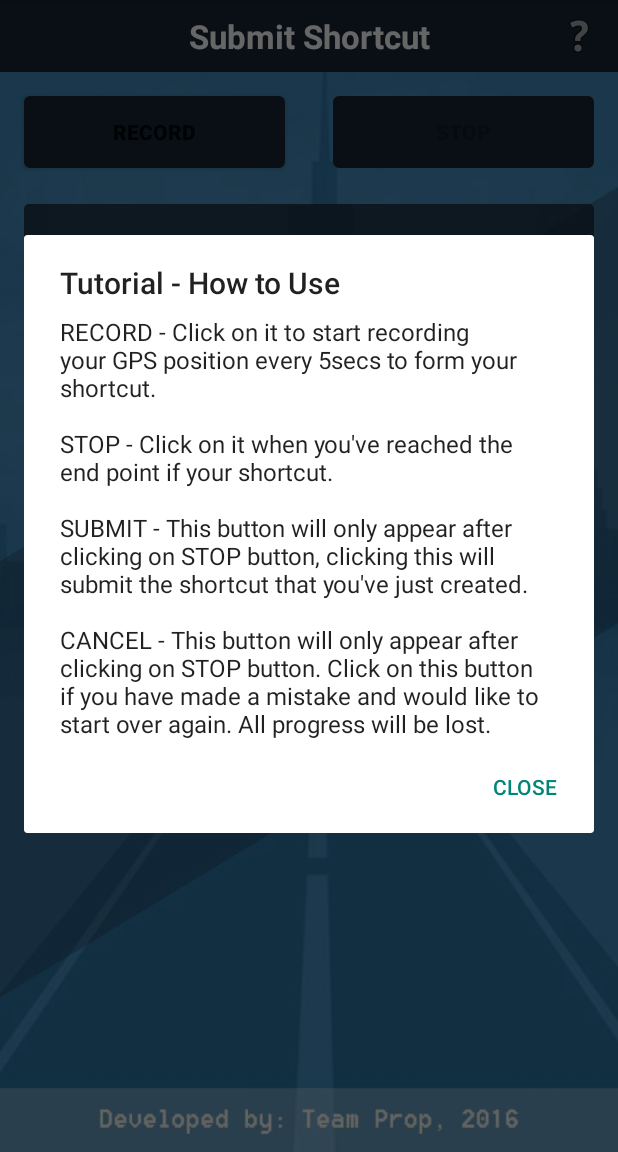
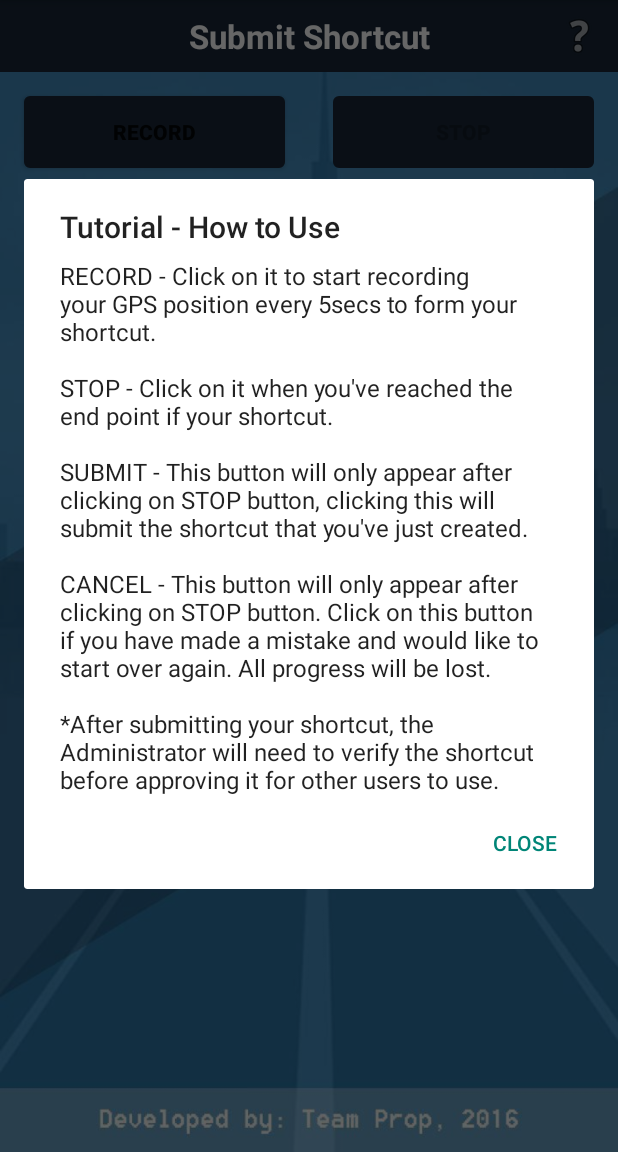
Before and after one commit to bernardyip/navNUS, an Android app: the SubmitSC screen opened directly, with no data from a screen before it, after a tap on an icon or button, on a phone screen of 412 x 824 dp, the part 84-1236 px from its top. Run offline under Robolectric (Android 15) with nearby library versions, the phone set to English and light mode, and no system bars; libraries missing offline, so code that uses them is left out: com.google.api.client.

Commit message:
Updated SubmitSC Tutorial + Login Update
-User now need not login again unless they logout from their account
-SubmitSC Tutorial updated

```diff
--- a/navNUS/app/src/main/java/com/navnus/activity/SubmitSC.java
+++ b/navNUS/app/src/main/java/com/navnus/activity/SubmitSC.java
@@ -69,7 +69,7 @@ public class SubmitSC extends AppCompatActivity {
             @Override
             public void onClick(View arg0) {
                 final AlertDialog.Builder builder = new AlertDialog.Builder(SubmitSC.this);
-                builder.setMessage("RECORD - Click on it to start recording your GPS position every 5secs to form your shortcut.\n\nSTOP - Click on it when you've reached the end point if your shortcut.\n\nSUBMIT - This button will only appear after clicking on STOP button, clicking this will submit the shortcut that you've just created.\n\nCANCEL - This button will only appear after clicking on STOP button. Click on this button if you have made a mistake and would like to start over again. All progress will be lost.")
+                builder.setMessage("RECORD - Click on it to start recording your GPS position every 5secs to form your shortcut.\n\nSTOP - Click on it when you've reached the end point if your shortcut.\n\nSUBMIT - This button will only appear after clicking on STOP button, clicking this will submit the shortcut that you've just created.\n\nCANCEL - This button will only appear after clicking on STOP button. Click on this button if you have made a mistake and would like to start over again. All progress will be lost.\n\n*After submitting your shortcut, the Administrator will need to verify the shortcut before approving it for other users to use.")
                         .setTitle("Tutorial - How to Use")
                         .setCancelable(false)
                         .setPositiveButton("Close", new DialogInterface.OnClickListener() {
```
Also changed, not shown: navNUS/app/src/main/java/com/navnus/activity/SplashScreen.java (+14 -4 lines).
